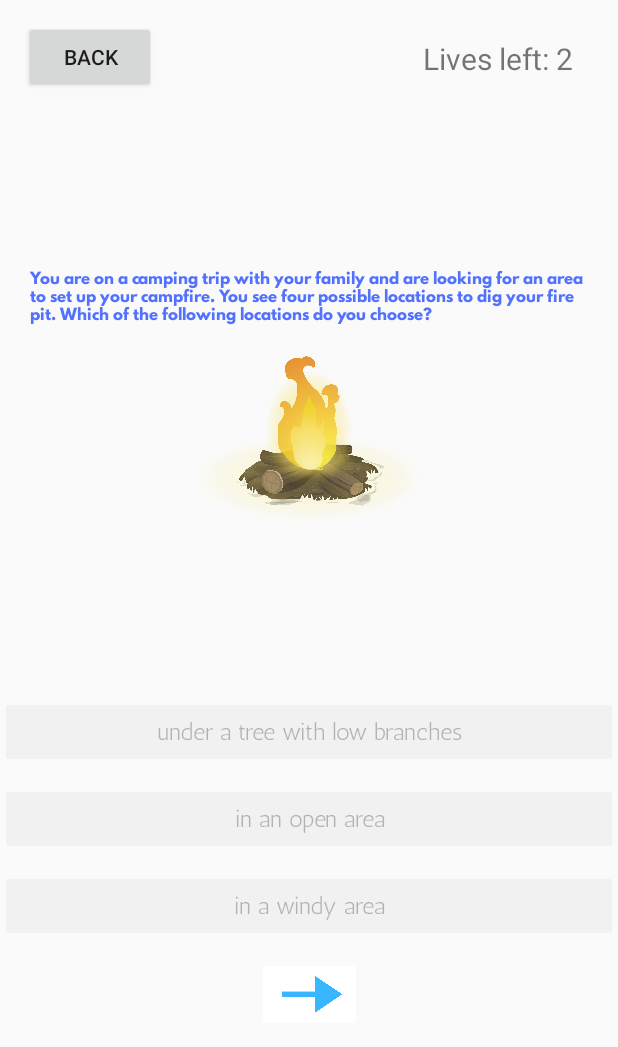
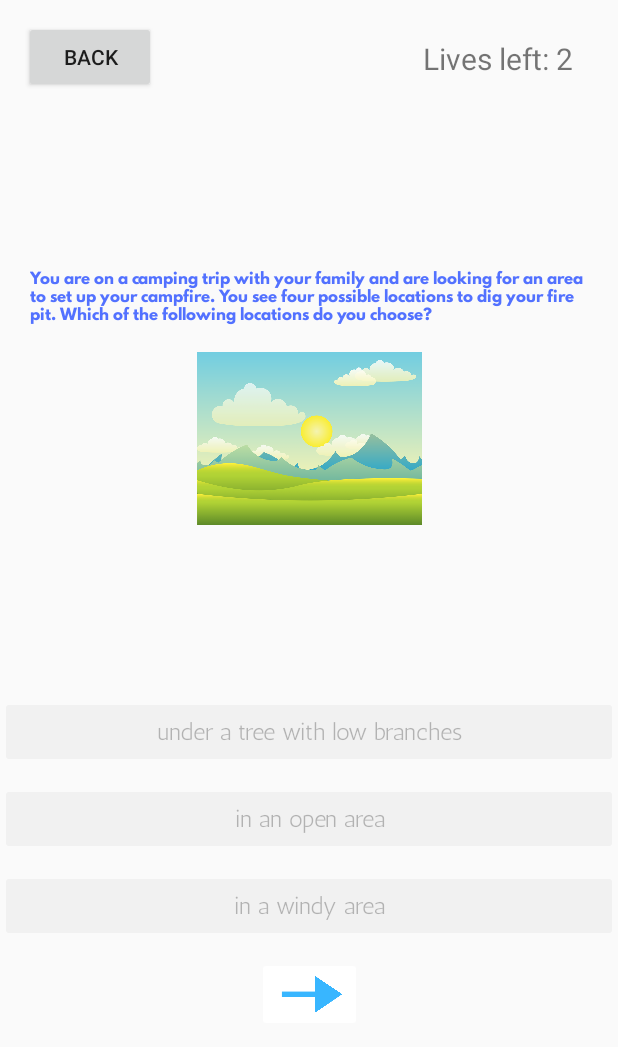
Before and after one commit to AngelaZhang123/Avert, an Android app: the CampfireActivity screen opened directly, with no data from a screen before it, after a tap on "in an open area", on a phone screen of 412 x 824 dp, the part 189-1236 px from its top. Run offline under Robolectric (Android 15) with nearby library versions, the phone set to English and light mode, and no system bars.

Commit message:
animation done

```diff
--- a/app/src/main/java/com/example/extinguisher/CampfireActivity.java
+++ b/app/src/main/java/com/example/extinguisher/CampfireActivity.java
@@ -44,6 +44,10 @@ public class CampfireActivity extends AppCompatActivity {
 
     private int[] initialImages = new int[] {
             R.drawable.campfiretwo, R.drawable.restroom, R.drawable.marshmallow_fire, R.drawable.campfiretwo, R.drawable.embers
+    };
+
+    private int[] finalImages = new int[] {
+            R.drawable.openarea, R.drawable.sister, R.drawable.marshmallow, R.drawable.bucket, R.drawable.outfire
     };
 
     @Override
@@ -109,6 +113,7 @@ public class CampfireActivity extends AppCompatActivity {
 
     private void setToastText() {
         if(choice == mQuestions[mCurrIndex].getCorrectAnswer()) {
+            updatePicture2();
             mAButton.setEnabled(false);
             mBButton.setEnabled(false);
             mCButton.setEnabled(false);
@@ -144,6 +149,11 @@ public class CampfireActivity extends AppCompatActivity {
         img.setImageResource(initialImages[mCurrIndex]);
     }
 
+    private void updatePicture2() {
+        ImageView img= (ImageView) findViewById(R.id.campfire_image);
+        img.setImageResource(finalImages[mCurrIndex]);
+    }
+
     private void gameOver() {
         PreferenceManager manager = PreferenceManager.getInstance();
         manager.initialize(getApplicationContext());
```
Also changed, not shown: app/src/main/java/com/example/extinguisher/EQLevel1Activity.java (+11 -1 lines), app/src/main/java/com/example/extinguisher/EQLevel2Activity.java (+10 -0 lines), app/src/main/java/com/example/extinguisher/HouseActivity.java (+11 -1 lines), app/src/main/res/drawable/exit.png (added), app/src/main/res/drawable/roll.png (added), app/src/main/res/drawable/run.png (added), app/src/main/res/drawable/sister.png, app/src/main/res/drawable/smokeman.png (added).
